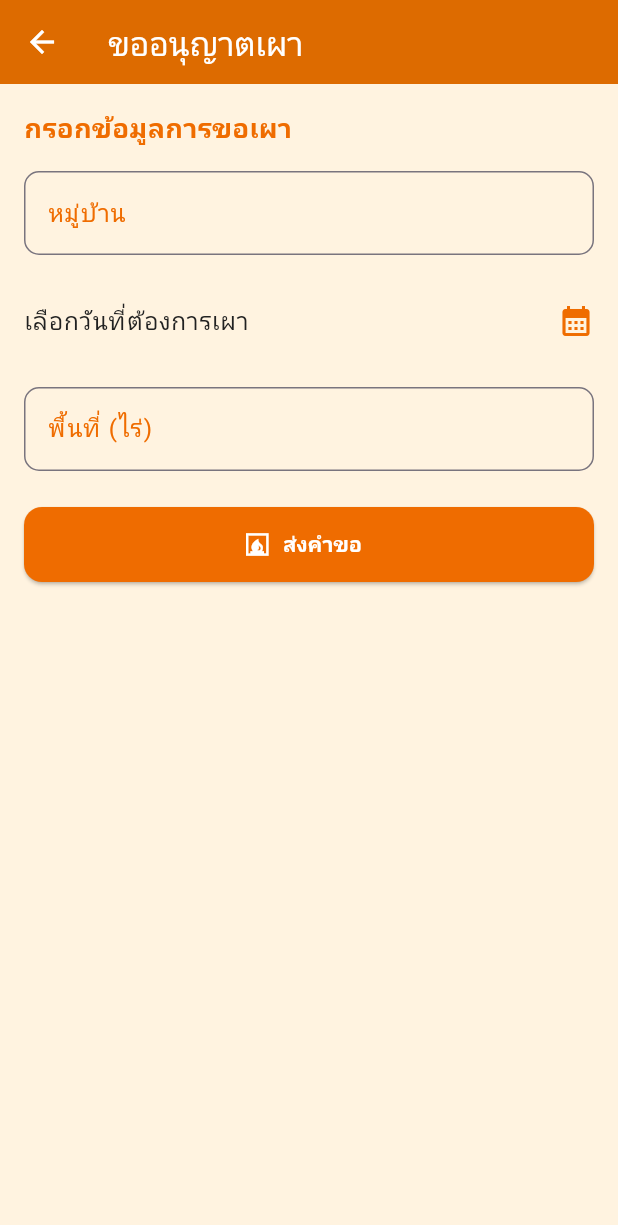
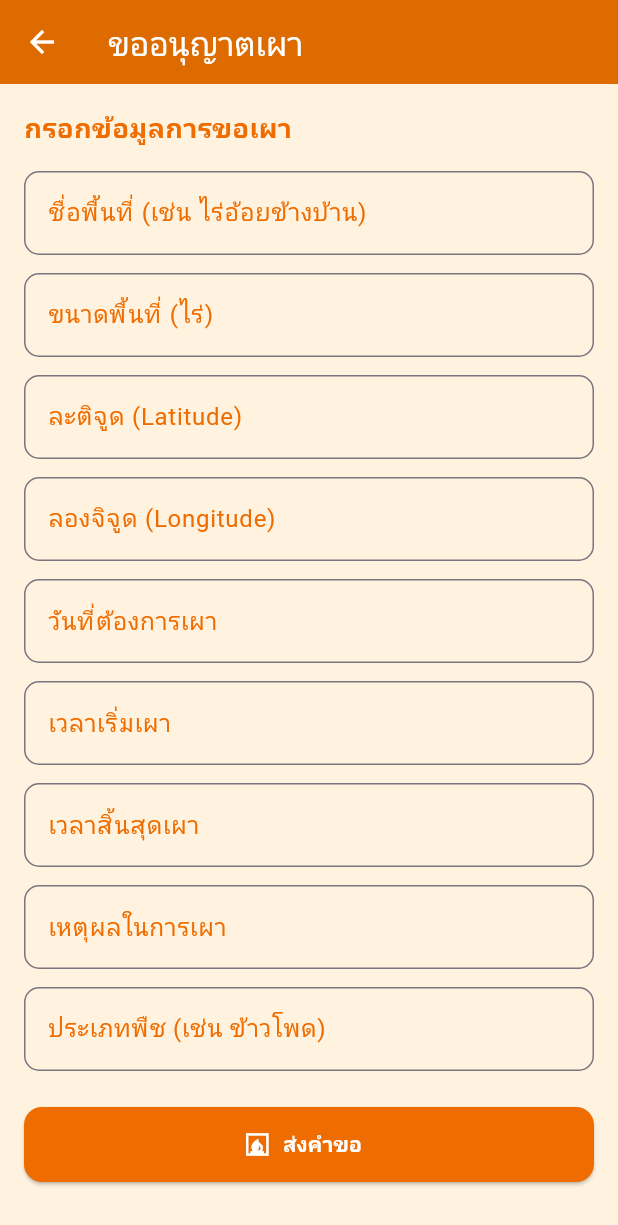
Before and after one commit to ThamolvanD/ecoburn, a Flutter app: the BurnRequestPage screen opened directly, on a phone screen of 412 x 824 dp. Shown: the top 1225 px of the screen. Run offline on Flutter 3.47's test engine with Material 3 defaults, Android fonts, the phone set to English and light mode, and no system bars; our stand-ins replace flutter_map, latlong2.

Commit message:
Start Git

```diff
--- a/fireburn1_1_app/lib/burn_request_page.dart
+++ b/fireburn1_1_app/lib/burn_request_page.dart
@@ -1,4 +1,5 @@
 import 'package:flutter/material.dart';
+import 'package:intl/intl.dart';
 
 class BurnRequestPage extends StatefulWidget {
   const BurnRequestPage({super.key});
@@ -10,21 +11,85 @@ class BurnRequestPage extends StatefulWidget {
 class _BurnRequestPageState extends State<BurnRequestPage> {
   final _formKey = GlobalKey<FormState>();
 
-  // ตัวแปรเก็บข้อมูลฟอร์ม
-  String? village;
-  DateTime? selectedDate;
-  double area = 0;
+  // ตัวแปรเก็บข้อมูล
+  String? areaName;
+  double? areaSize;
+  double? latitude;
+  double? longitude;
+  DateTime? requestDate;
+  TimeOfDay? timeFrom;
+  TimeOfDay? timeTo;
+  String? purpose;
+  String? cropType;
+
+  String formatTime(TimeOfDay? time) {
+    if (time == null) return '';
+    final now = DateTime.now();
+    final dt = DateTime(now.year, now.month, now.day, time.hour, time.minute);
+    return DateFormat.Hm().format(dt);
+  }
+
+  Future<void> _selectDate() async {
+    final picked = await showDatePicker(
+      context: context,
+      initialDate: DateTime.now(),
+      firstDate: DateTime.now(),
+      lastDate: DateTime.now().add(const Duration(days: 14)),
+    );
+    if (picked != null) {
+      setState(() {
+        requestDate = picked;
+      });
+    }
+  }
+
+  Future<void> _selectTimeFrom() async {
+    final picked = await showTimePicker(
+      context: context,
+      initialTime: TimeOfDay.now(),
+    );
+    if (picked != null) {
+      setState(() {
+        timeFrom = picked;
+      });
+    }
+  }
+
+  Future<void> _selectTimeTo() async {
+    final picked = await showTimePicker(
+      context: context,
+      initialTime: TimeOfDay.now(),
+    );
+    if (picked != null) {
+      setState(() {
+        timeTo = picked;
+      });
+    }
+  }
+
+  InputDecoration buildInputDecoration(String label) {
+    return InputDecoration(
+      labelText: label,
+      labelStyle: const TextStyle(color: Color(0xFFEF6C00)),
+      border: OutlineInputBorder(
+        borderRadius: BorderRadius.circular(10),
+      ),
+      focusedBorder: const OutlineInputBorder(
+        borderSide: BorderSide(color: Color(0xFFDD6B00), width: 2),
+      ),
+    );
+  }
 
   @override
   Widget build(BuildContext context) {
     return Scaffold(
-      backgroundColor: const Color(0xFFFFF3E0), // สีพื้นหลังอ่อน
+      backgroundColor: const Color(0xFFFFF3E0),
       appBar: AppBar(
         title: const Text('ขออนุญาตเผา'),
-        backgroundColor: const Color(0xFFDD6B00), // สีส้มเข้ม
+        backgroundColor: const Color(0xFFDD6B00),
         foregroundColor: Colors.white,
       ),
-      body: Container(
+      body: Padding(
         padding: const EdgeInsets.all(16),
         child: Form(
           key: _formKey,
@@ -33,80 +98,119 @@ class _BurnRequestPageState extends State<BurnRequestPage> {
               const Text(
                 'กรอกข้อมูลการขอเผา',
                 style: TextStyle(
-                  fontSize: 18,
-                  fontWeight: FontWeight.bold,
-                  color: Color(0xFFEF6C00), // ส้มกลาง
-                ),
+                    fontSize: 18,
+                    fontWeight: FontWeight.bold,
+                    color: Color(0xFFEF6C00)),
               ),
               const SizedBox(height: 16),
 
-              // หมู่บ้าน
+              // ชื่อพื้นที่
               TextFormField(
-                decoration: InputDecoration(
-                  labelText: 'หมู่บ้าน',
-                  labelStyle: const TextStyle(color: Color(0xFFEF6C00)),
-                  border: OutlineInputBorder(
-                    borderSide: const BorderSide(color: Color(0xFFEF6C00)),
-                    borderRadius: BorderRadius.circular(10),
-                  ),
-                  focusedBorder: const OutlineInputBorder(
-                    borderSide: BorderSide(color: Color(0xFFDD6B00), width: 2),
+                decoration: buildInputDecoration('ชื่อพื้นที่ (เช่น ไร่อ้อยข้างบ้าน)'),
+                validator: (val) =>
+                    val == null || val.isEmpty ? 'กรุณากรอกชื่อพื้นที่' : null,
+                onSaved: (val) => areaName = val,
+              ),
+              const SizedBox(height: 12),
+
+              // ขนาดพื้นที่
+              TextFormField(
+                decoration: buildInputDecoration('ขนาดพื้นที่ (ไร่)'),
+                keyboardType: TextInputType.number,
+                validator: (val) {
+                  final d = double.tryParse(val ?? '');
+                  if (d == null || d <= 0) return 'กรุณากรอกขนาดพื้นที่ให้ถูกต้อง';
+                  return null;
+                },
+                onSaved: (val) => areaSize = double.parse(val!),
+              ),
+              const SizedBox(height: 12),
+
+              // ละติจูด
+              TextFormField(
+                decoration: buildInputDecoration('ละติจูด (Latitude)'),
+                keyboardType: TextInputType.number,
+                validator: (val) =>
+                    val == null || val.isEmpty ? 'กรุณากรอกละติจูด' : null,
+                onSaved: (val) => latitude = double.parse(val!),
+              ),
+              const SizedBox(height: 12),
+
+              // ลองจิจูด
+              TextFormField(
+                decoration: buildInputDecoration('ลองจิจูด (Longitude)'),
+                keyboardType: TextInputType.number,
+                validator: (val) =>
+                    val == null || val.isEmpty ? 'กรุณากรอกลองจิจูด' : null,
+                onSaved: (val) => longitude = double.parse(val!),
+              ),
+              const SizedBox(height: 12),
+
+              // วันที่ต้องการเผา
+              GestureDetector(
+                onTap: _selectDate,
+                child: AbsorbPointer(
+                  child: TextFormField(
+                    decoration: buildInputDecoration('วันที่ต้องการเผา'),
+                    controller: TextEditingController(
+                      text: requestDate == null
+                          ? ''
+                          : DateFormat('yyyy-MM-dd').format(requestDate!),
+                    ),
+                    validator: (val) =>
+                        requestDate == null ? 'กรุณาเลือกวันที่ต้องการเผา' : null,
                   ),
                 ),
-                validator: (value) =>
-                    value == null || value.isEmpty ? 'กรุณากรอกหมู่บ้าน' : null,
-                onSaved: (value) => village = value,
               ),
-              const SizedBox(height: 16),
+              const SizedBox(height: 12),
 
-              // วันที่เผา
-              ListTile(
-                contentPadding: EdgeInsets.zero,
-                title: Text(
-                  selectedDate == null
-                      ? 'เลือกวันที่ต้องการเผา'
-                      : 'วันที่เผา: ${selectedDate!.toLocal()}'.split(' ')[0],
-                  style: const TextStyle(color: Color(0xFF212121)),
-                ),
-                trailing: const Icon(Icons.calendar_month, color: Color(0xFFEF6C00)),
-                onTap: () async {
-                  final now = DateTime.now();
-                  final picked = await showDatePicker(
-                    context: context,
-                    initialDate: now,
-                    firstDate: now,
-                    lastDate: now.add(const Duration(days: 7)),
-                  );
-                  if (picked != null) {
-                    setState(() {
-                      selectedDate = picked;
-                    });
-                  }
-                },
-              ),
-              const SizedBox(height: 16),
-
-              // พื้นที่ (ไร่)
-              TextFormField(
-                decoration: InputDecoration(
-                  labelText: 'พื้นที่ (ไร่)',
-                  labelStyle: const TextStyle(color: Color(0xFFEF6C00)),
-                  border: OutlineInputBorder(
-                    borderSide: const BorderSide(color: Color(0xFFEF6C00)),
-                    borderRadius: BorderRadius.circular(10),
-                  ),
-                  focusedBorder: const OutlineInputBorder(
-                    borderSide: BorderSide(color: Color(0xFFDD6B00), width: 2),
+              // เวลาเริ่มเผา
+              GestureDetector(
+                onTap: _selectTimeFrom,
+                child: AbsorbPointer(
+                  child: TextFormField(
+                    decoration: buildInputDecoration('เวลาเริ่มเผา'),
+                    controller: TextEditingController(
+                      text: timeFrom == null ? '' : formatTime(timeFrom),
+                    ),
+                    validator: (val) =>
+                        timeFrom == null ? 'กรุณาเลือกเวลาเริ่มเผา' : null,
                   ),
                 ),
-                keyboardType: TextInputType.number,
-                validator: (value) {
-                  if (value == null || value.isEmpty) return 'กรุณากรอกพื้นที่';
-                  final numValue = double.tryParse(value);
-                  if (numValue == null || numValue <= 0) return 'ต้องมากกว่า 0';
-                  return null;
-                },
-                onSaved: (value) => area = double.parse(value ?? '0'),
+              ),
+              const SizedBox(height: 12),
+
+              // เวลาสิ้นสุดเผา
+              GestureDetector(
+                onTap: _selectTimeTo,
+                child: AbsorbPointer(
+                  child: TextFormField(
+                    decoration: buildInputDecoration('เวลาสิ้นสุดเผา'),
+                    controller: TextEditingController(
+                      text: timeTo == null ? '' : formatTime(timeTo),
+                    ),
+                    validator: (val) =>
+                        timeTo == null ? 'กรุณาเลือกเวลาสิ้นสุดเผา' : null,
+                  ),
+                ),
+              ),
+              const SizedBox(height: 12),
+
+              // เหตุผลในการเผา
+              TextFormField(
+                decoration: buildInputDecoration('เหตุผลในการเผา'),
+                validator: (val) =>
+                    val == null || val.isEmpty ? 'กรุณากรอกเหตุผล' : null,
+                onSaved: (val) => purpose = val,
+              ),
+              const SizedBox(height: 12),
+
+              // ประเภทพืช
+              TextFormField(
+                decoration: buildInputDecoration('ประเภทพืช (เช่น ข้าวโพด)'),
+                validator: (val) =>
+                    val == null || val.isEmpty ? 'กรุณากรอกประเภทพืช' : null,
+                onSaved: (val) => cropType = val,
               ),
               const SizedBox(height: 24),
 
@@ -115,6 +219,11 @@ class _BurnRequestPageState extends State<BurnRequestPage> {
                 width: double.infinity,
                 height: 50,
                 child: ElevatedButton.icon(
+                  icon: const Icon(Icons.fireplace),
+                  label: const Text(
+                    'ส่งคำขอ',
+                    style: TextStyle(fontWeight: FontWeight.bold),
+                  ),
                   style: ElevatedButton.styleFrom(
                     backgroundColor: const Color(0xFFEF6C00),
                     foregroundColor: Colors.white,
@@ -123,21 +232,17 @@ class _BurnRequestPageState extends State<BurnRequestPage> {
                     ),
                   ),
                   onPressed: () {
-                    if (_formKey.currentState?.validate() ?? false) {
+                    if (_formKey.currentState!.validate()) {
                       _formKey.currentState!.save();
                       ScaffoldMessenger.of(context).showSnackBar(
                         const SnackBar(
-                          content: Text('ส่งคำขอเผาสำเร็จ'),
+                          content: Text('✅ ส่งคำขอสำเร็จ'),
                           backgroundColor: Colors.green,
                         ),
                       );
+                      // TODO: ส่งข้อมูลไปยัง API หรือฐานข้อมูล
                     }
                   },
-                  icon: const Icon(Icons.fireplace),
-                  label: const Text(
-                    'ส่งคำขอ',
-                    style: TextStyle(fontWeight: FontWeight.bold),
-                  ),
                 ),
               ),
             ],
--- a/fireburn1_1_app/pubspec.yaml
+++ b/fireburn1_1_app/pubspec.yaml
@@ -31,8 +31,10 @@ dependencies:
   flutter:
     sdk: flutter
 
-  # The following adds the Cupertino Icons font to your application.
-  # Use with the CupertinoIcons class for iOS style icons.
+  flutter_map: ^6.2.1
+  latlong2: ^0.9.1
+  google_maps_flutter: ^2.12.3
+  intl: ^0.20.2
   cupertino_icons: ^1.0.8
   http: ^1.4.0
 
```
Also changed, not shown: fireburn1_1_app/lib/main.dart (+8 -4 lines), fireburn1_1_app/lib/select_location_page.dart (added, +90 -0 lines), fireburn1_1_app/pubspec.lock.
